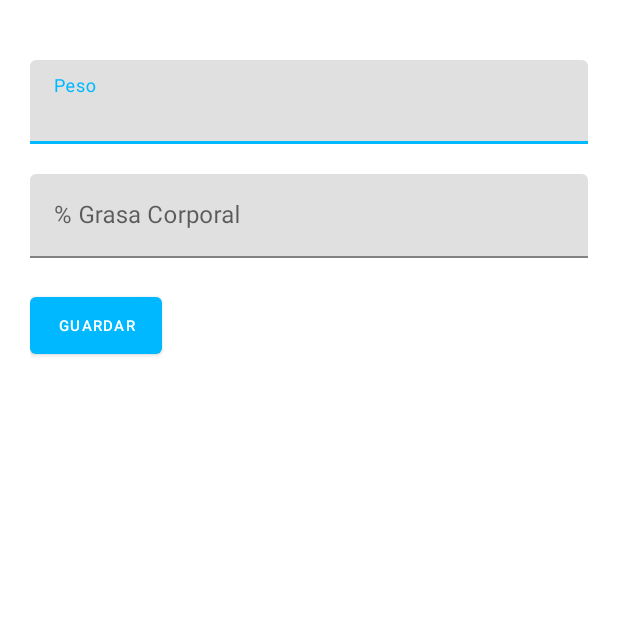
After one commit to javierfm98/gymAndroid, an Android app: the fragment AddStatFragment shown on its own in the app's theme, on a phone screen of 412 x 824 dp, the top half of it. The commit adds this screen. Run offline under Robolectric (Android 15) with nearby library versions, the phone set to English and light mode, and no system bars.

```diff
--- /dev/null
+++ b/app/src/main/java/com/example/gym/fragments/AddStatFragment.kt
@@ -0,0 +1,20 @@
+package com.example.gym.fragments
+
+import android.os.Bundle
+import androidx.fragment.app.Fragment
+import android.view.LayoutInflater
+import android.view.View
+import android.view.ViewGroup
+import com.example.gym.R
+
+
+class AddStatFragment : Fragment() {
+
+
+    override fun onCreateView(inflater: LayoutInflater, container: ViewGroup?, savedInstanceState: Bundle?): View? {
+        // Inflate the layout for this fragment
+        return inflater.inflate(R.layout.fragment_add_stat, container, false)
+    }
+
+
+}
--- /dev/null
+++ b/app/src/main/res/layout/fragment_add_stat.xml
@@ -0,0 +1,59 @@
+<?xml version="1.0" encoding="utf-8"?>
+<FrameLayout xmlns:android="http://schemas.android.com/apk/res/android"
+    xmlns:tools="http://schemas.android.com/tools"
+    android:layout_width="match_parent"
+    android:layout_height="match_parent"
+    tools:context=".fragments.AddStatFragment">
+
+
+    <LinearLayout
+        android:layout_width="match_parent"
+        android:layout_height="wrap_content"
+        android:orientation="vertical"
+        android:padding="20dp"
+        android:layout_marginTop="20dp">
+
+        <com.google.android.material.textfield.TextInputLayout
+            android:id="@+id/textField"
+            android:layout_width="match_parent"
+            android:layout_height="wrap_content"
+            android:layout_marginBottom="20dp"
+            android:hint="Peso">
+
+            <com.google.android.material.textfield.TextInputEditText
+                android:id="@+id/textInputName"
+                android:layout_width="match_parent"
+                android:layout_height="wrap_content"
+                tools:text="80" />
+
+        </com.google.android.material.textfield.TextInputLayout>
+
+        <com.google.android.material.textfield.TextInputLayout
+            android:id="@+id/textField2"
+            android:layout_width="match_parent"
+            android:layout_height="wrap_content"
+            android:layout_marginBottom="20dp"
+            android:hint="% Grasa Corporal">
+
+            <com.google.android.material.textfield.TextInputEditText
+                android:id="@+id/textInputSurname"
+                android:layout_width="match_parent"
+                android:layout_height="wrap_content"
+                tools:text="95" />
+
+        </com.google.android.material.textfield.TextInputLayout>
+
+        <Button
+            android:id="@+id/buttonReservation"
+            android:layout_width="wrap_content"
+            android:layout_height="50dp"
+            android:padding="5sp"
+            android:text="Guardar"
+            android:textSize="10sp" />
+
+
+
+
+    </LinearLayout>
+
+</FrameLayout>
```
Also changed, not shown: app/src/main/java/com/example/gym/adapters/ViewPagerAdapter.kt (+4 -5 lines), app/src/main/java/com/example/gym/fragments/ChartFragment.kt (+9 -4 lines), app/src/main/java/com/example/gym/fragments/GoalFragment.kt (added, +18 -0 lines), app/src/main/java/com/example/gym/fragments/ListStatFragment.kt (added, +19 -0 lines), app/src/main/java/com/example/gym/io/ApiService.kt (+0 -17 lines), app/src/main/java/com/example/gym/utils/CustomMarkerView.java (added, +54 -0 lines), app/src/main/res/layout/fragment_goal.xml (added, +14 -0 lines), app/src/main/res/layout/fragment_list_stat.xml (added, +13 -0 lines), app/src/main/res/layout/marker_view.xml (added, +20 -0 lines), app/src/main/res/drawable/marker_image.png (added).
